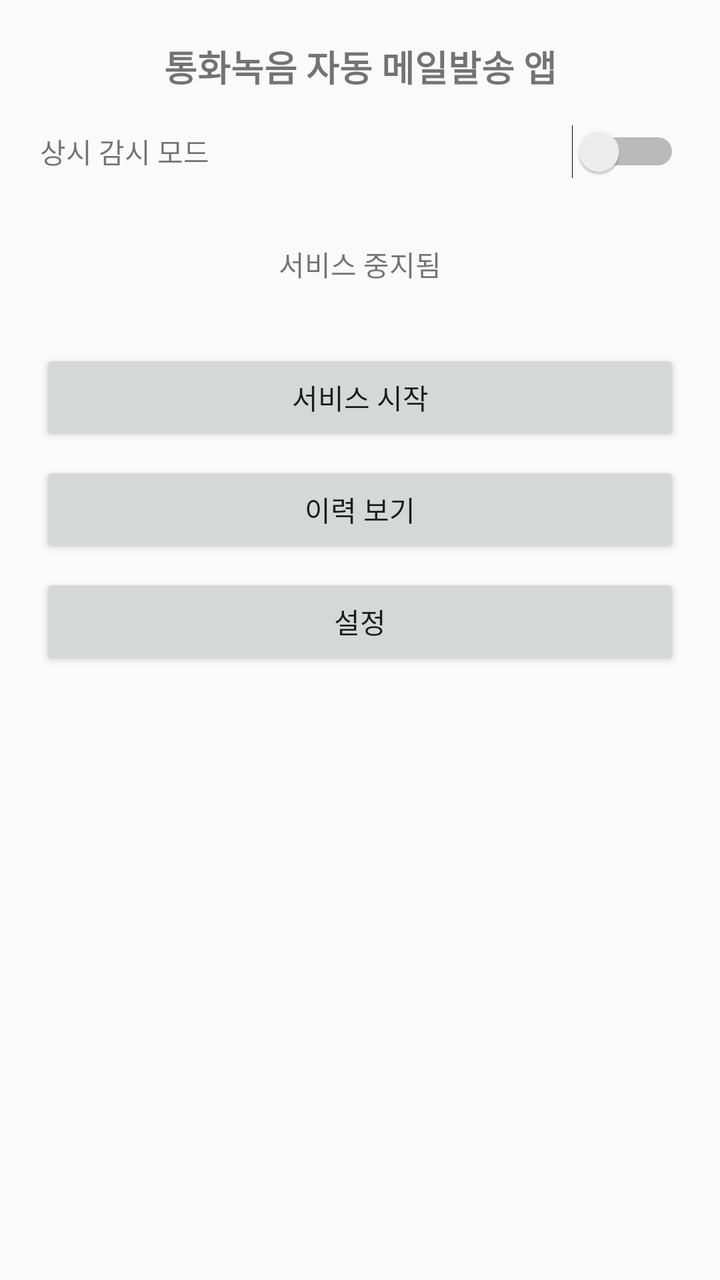
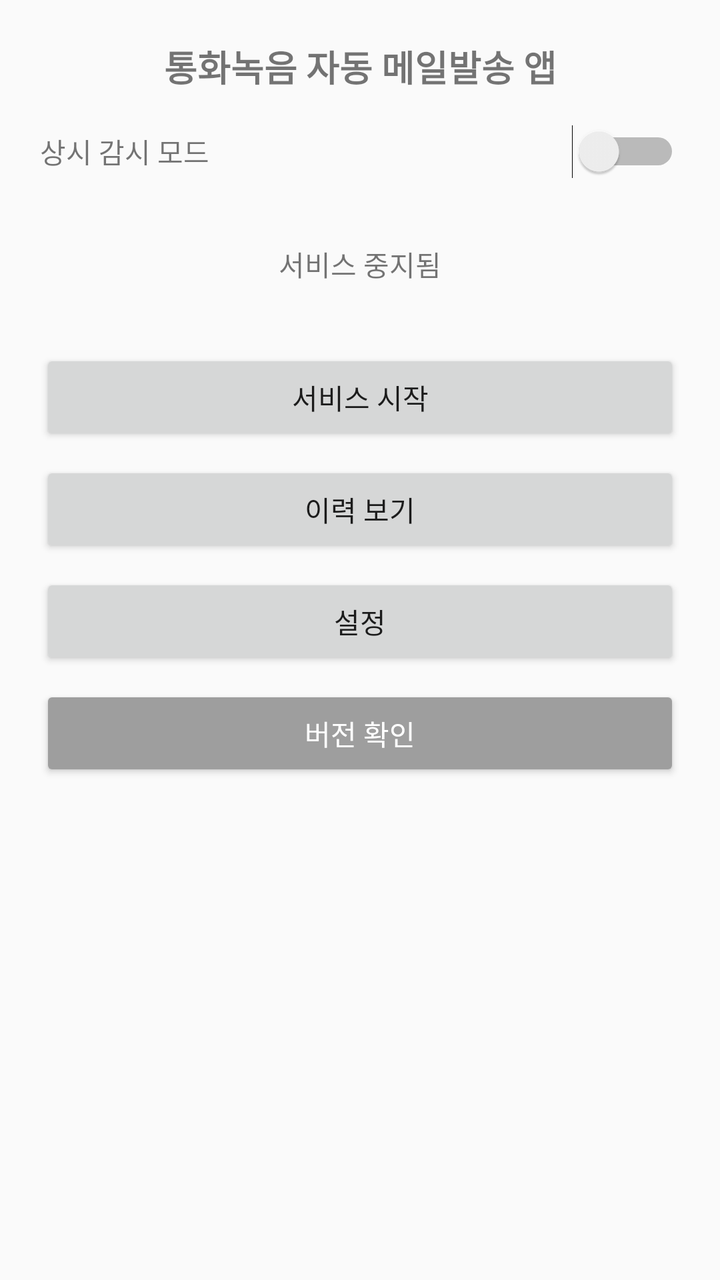

Compare the two renders of this Android layout. The source of the first and the diff that turns it into the second are given below.
<!-- AndroidManifest.xml: application theme Theme.AppCompat.Light -->
<!-- res/layout/activity_main.xml -->
<?xml version="1.0" encoding="utf-8"?>
<LinearLayout xmlns:android="http://schemas.android.com/apk/res/android"
    android:layout_width="match_parent"
    android:layout_height="match_parent"
    android:orientation="vertical"
    android:padding="20dp">

    <TextView
        android:layout_width="match_parent"
        android:layout_height="wrap_content"
        android:text="통화녹음 자동 메일발송 앱"
        android:textSize="18sp"
        android:textStyle="bold"
        android:gravity="center"
        android:paddingBottom="16dp"/>

    <LinearLayout
        android:layout_width="match_parent"
        android:layout_height="wrap_content"
        android:orientation="horizontal"
        android:gravity="center_vertical"
        android:paddingBottom="4dp">
        <TextView
            android:layout_width="0dp"
            android:layout_height="wrap_content"
            android:layout_weight="1"
            android:text="상시 감시 모드"/>
        <Switch
            android:id="@+id/switchAlwaysOn"
            android:layout_width="wrap_content"
            android:layout_height="wrap_content"/>
    </LinearLayout>

    <TextView
        android:id="@+id/tvModeDesc"
        android:layout_width="match_parent"
        android:layout_height="wrap_content"
        android:textSize="12sp"
        android:textColor="#888888"
        android:paddingBottom="12dp"/>

    <LinearLayout
        android:id="@+id/layoutSchedule"
        android:layout_width="match_parent"
        android:layout_height="wrap_content"
        android:orientation="horizontal"
        android:gravity="center_vertical"
        android:paddingBottom="12dp"
        android:visibility="gone">
        <TextView
            android:layout_width="0dp"
            android:layout_height="wrap_content"
            android:layout_weight="1"
            android:text="실행 시각"/>
        <Button
            android:id="@+id/btnPickTime"
            android:layout_width="wrap_content"
            android:layout_height="wrap_content"
            android:text="08:00"/>
    </LinearLayout>

    <TextView
        android:id="@+id/tvStatus"
        android:layout_width="match_parent"
        android:layout_height="wrap_content"
        android:text="서비스 중지됨"
        android:gravity="center"
        android:paddingBottom="4dp"/>

    <TextView
        android:id="@+id/tvHistorySummary"
        android:layout_width="match_parent"
        android:layout_height="wrap_content"
        android:gravity="center"
        android:textSize="12sp"
        android:textColor="#4CAF50"
        android:paddingBottom="12dp"/>

    <Button
        android:id="@+id/btnToggleService"
        android:layout_width="match_parent"
        android:layout_height="wrap_content"
        android:text="서비스 시작"/>

    <Button
        android:id="@+id/btnHistory"
        android:layout_width="match_parent"
        android:layout_height="wrap_content"
        android:text="이력 보기"
        android:layout_marginTop="8dp"/>

    <Button
        android:id="@+id/btnSettings"
        android:layout_width="match_parent"
        android:layout_height="wrap_content"
        android:text="설정"
        android:layout_marginTop="8dp"/>

    <Button
        android:id="@+id/btnUpdate"
        android:layout_width="match_parent"
        android:layout_height="wrap_content"
        android:layout_marginTop="8dp"
        android:backgroundTint="#2196F3"
        android:textColor="#FFFFFF"
        android:visibility="gone"/>

    <TextView
        android:id="@+id/tvError"
        android:layout_width="match_parent"
        android:layout_height="wrap_content"
        android:layout_marginTop="16dp"
        android:padding="12dp"
        android:background="#FFEEEE"
        android:textColor="#CC0000"
        android:textSize="13sp"
        android:visibility="gone"/>

</LinearLayout>
<!-- resources referenced by this layout -->
<resources>

</resources>

<!-- the commit's change to res/layout/activity_main.xml (unified diff, before → after) -->
@@ -101,9 +101,9 @@
         android:layout_width="match_parent"
         android:layout_height="wrap_content"
         android:layout_marginTop="8dp"
-        android:backgroundTint="#2196F3"
-        android:textColor="#FFFFFF"
-        android:visibility="gone"/>
+        android:text="버전 확인"
+        android:backgroundTint="#9E9E9E"
+        android:textColor="#FFFFFF"/>
 
     <TextView
         android:id="@+id/tvError"
